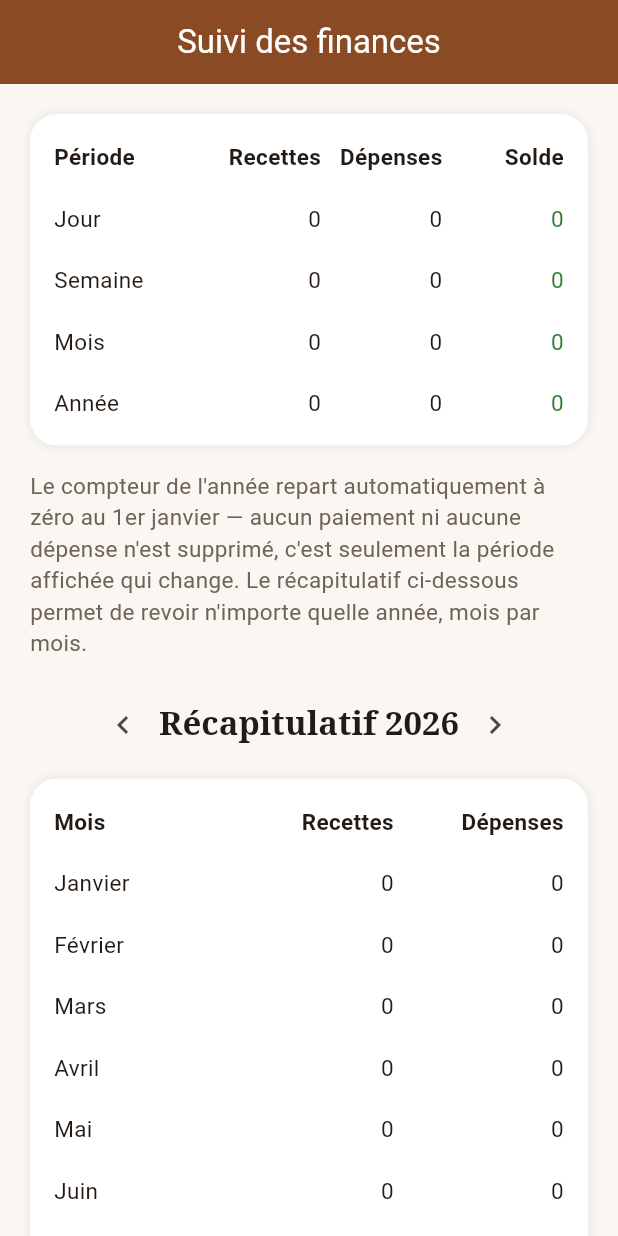
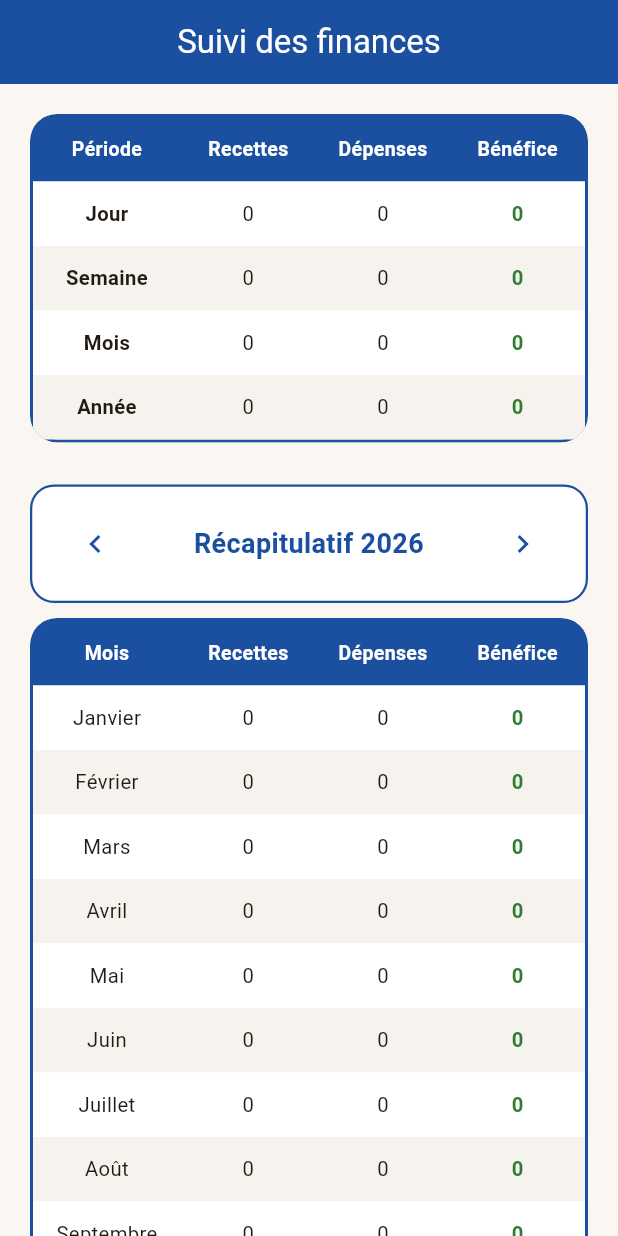
Before and after one commit to ouattaradanou-debug/forevercare-ai, a Flutter app: the EcranSuiviFinances screen opened by its route, on a phone screen of 412 x 824 dp. Run offline on Flutter 3.47's test engine with Material 3 defaults, Android fonts, the phone set to English and light mode, and no system bars; our stand-ins replace audioplayers, cached_network_image, connectivity_plus, drift, flutter_image_compress, flutter_local_notifications and 14 more; missing offline and left inert: record; accounts and stored records are empty; generated files the repository leaves out were written again.

Commit message:
Inclure les ventes directes dans le suivi des finances et refondre les tableaux
Le récapitulatif financier (jour/semaine/mois/année + tableau mensuel)
ne comptait que les paiements de commande comme recettes : les ventes
de prêt-à-porter/tissu/article de couture en étaient absentes. Toute
recette, quel que soit l'écran où elle est enregistrée, est maintenant
capitalisée dans "Suivi des finances" (FinancesRepository s'appuie sur
VentesRepository pour ça).

Les deux tableaux sont refaits aux couleurs SEDA Tech (en-tête bleu,
bordure, lignes alternées) et "Solde" devient "Bénéfice" partout,
avec une colonne Bénéfice ajoutée au tableau mensuel.

Co-Authored-By: Claude Sonnet 5 <noreply@anthropic.com>
Claude-Session: https://claude.ai/code/session_01HPRTXPCgGzxUX9YW2QHUsa

```diff
--- a/atelier_plus/lib/features/finances/data/finances_repository.dart
+++ b/atelier_plus/lib/features/finances/data/finances_repository.dart
@@ -2,11 +2,14 @@ import 'package:supabase_flutter/supabase_flutter.dart';
 import 'package:uuid/uuid.dart';
 
 import '../../../data/local/database.dart';
+import '../../../data/models/categorie_vente.dart';
 import '../../../data/models/commande.dart';
 import '../../../data/models/depense.dart';
 import '../../../data/models/paiement.dart';
+import '../../../data/models/vente.dart';
 import '../../../data/sync/ecriture_synchronisee.dart';
 import '../../abonnement/data/abonnement_guard.dart';
+import '../../ventes/data/ventes_repository.dart';
 
 /// Gestion des commandes et paiements — données financières.
 ///
@@ -25,12 +28,17 @@ import '../../abonnement/data/abonnement_guard.dart';
 /// premier sur la fiche client ; les autres restent consultables comme
 /// historique.
 class FinancesRepository {
-  FinancesRepository({required SupabaseClient client, required AppDatabase baseLocale})
-      : _client = client,
-        _baseLocale = baseLocale;
+  FinancesRepository({
+    required SupabaseClient client,
+    required AppDatabase baseLocale,
+    required VentesRepository ventesRepository,
+  })  : _client = client,
+        _baseLocale = baseLocale,
+        _ventesRepository = ventesRepository;
 
   final SupabaseClient _client;
   final AppDatabase _baseLocale;
+  final VentesRepository _ventesRepository;
   static const _uuid = Uuid();
 
   Commande _depuisLigne(CommandeEntry ligne) => Commande(
@@ -282,12 +290,14 @@ class FinancesRepository {
         );
   }
 
-  /// Paiements et dépenses de tout l'atelier (tous clients confondus),
-  /// utilisés pour le récapitulatif global de l'écran "Suivi des finances".
-  Future<({List<Paiement> paiements, List<Depense> depenses})> recapitulatifBrut(
-    String atelierId,
-  ) async {
+  /// Paiements, ventes directes et dépenses de tout l'atelier (tous
+  /// clients confondus), utilisés pour le récapitulatif global de l'écran
+  /// "Suivi des finances" — toute recette ou dépense enregistrée dans
+  /// l'application, quel que soit l'écran, doit s'y retrouver.
+  Future<({List<Paiement> paiements, List<Vente> ventes, List<Depense> depenses})>
+      recapitulatifBrut(String atelierId) async {
     final lignesPaiements = await _baseLocale.tousPaiementsDeLAtelier(atelierId);
+    final lignesVentes = await _baseLocale.toutesVentesDeLAtelier(atelierId);
     final lignesDepenses = await _baseLocale.toutesDepensesDeLAtelier(atelierId);
     return (
       paiements: lignesPaiements
@@ -298,6 +308,22 @@ class FinancesRepository {
               commandeId: l.commandeId,
               montant: l.montant,
               datePaiement: l.datePaiement,
+            ),
+          )
+          .toList(),
+      ventes: lignesVentes
+          .map(
+            (l) => Vente(
+              id: l.id,
+              atelierId: l.atelierId,
+              categorie: CategorieVente.depuisJson(l.categorie),
+              designation: l.designation,
+              quantite: l.quantite,
+              prixUnitaire: l.prixUnitaire,
+              montantTotal: l.montantTotal,
+              date: l.date,
+              createdAt: l.createdAt,
+              articleId: l.articleId,
             ),
           )
           .toList(),
@@ -316,10 +342,10 @@ class FinancesRepository {
     );
   }
 
-  /// Rapatrie TOUS les paiements et dépenses de l'atelier (contrairement à
-  /// [chargerDepuisServeur], limité à un client) — nécessaire pour que le
-  /// récapitulatif global reste exact même sans avoir visité chaque fiche
-  /// client individuellement.
+  /// Rapatrie TOUS les paiements, ventes et dépenses de l'atelier
+  /// (contrairement à [chargerDepuisServeur], limité à un client) —
+  /// nécessaire pour que le récapitulatif global reste exact même sans
+  /// avoir visité chaque fiche client ou l'écran "Ventes" individuellement.
   Future<void> chargerRecapitulatifDepuisServeur(String atelierId) async {
     try {
       final lignesPaiements =
@@ -327,6 +353,8 @@ class FinancesRepository {
       for (final ligne in lignesPaiements) {
         await _mettreEnCachePaiement(Paiement.depuisJson(ligne));
       }
+
+      await _ventesRepository.chargerDepuisServeur(atelierId);
 
       final lignesDepenses =
           await _client.from('depenses').select().eq('atelier_id', atelierId);
--- a/atelier_plus/lib/features/finances/data/recapitulatif_finances.dart
+++ b/atelier_plus/lib/features/finances/data/recapitulatif_finances.dart
@@ -1,5 +1,6 @@
 import '../../../data/models/depense.dart';
 import '../../../data/models/paiement.dart';
+import '../../../data/models/vente.dart';
 
 /// Recettes/dépenses cumulées sur une période — calcul pur, testable sans
 /// dépendance réseau/base de données (même esprit que `etat_abonnement.dart`).
@@ -42,14 +43,28 @@ double _sommeDepenses(List<Depense> depenses, DateTime debut, DateTime finExclus
   return total;
 }
 
+/// Les ventes directes (prêt-à-porter, tissu, article de couture) sont une
+/// recette comme les paiements de commande — elles doivent être
+/// comptabilisées ici aussi, quel que soit l'écran où elles ont été
+/// enregistrées (voir VentesRepository).
+double _sommeVentes(List<Vente> ventes, DateTime debut, DateTime finExclusive) {
+  var total = 0.0;
+  for (final v in ventes) {
+    if (!v.date.isBefore(debut) && v.date.isBefore(finExclusive)) total += v.montantTotal;
+  }
+  return total;
+}
+
 RecapitulatifPeriode calculerPeriode({
   required List<Paiement> paiements,
+  required List<Vente> ventes,
   required List<Depense> depenses,
   required DateTime debut,
   required DateTime finExclusive,
 }) {
   return RecapitulatifPeriode(
-    recettes: _sommePaiements(paiements, debut, finExclusive),
+    recettes: _sommePaiements(paiements, debut, finExclusive) +
+        _sommeVentes(ventes, debut, finExclusive),
     depenses: _sommeDepenses(depenses, debut, finExclusive),
   );
 }
@@ -72,6 +87,7 @@ class RecapitulatifGlobal {
 
 RecapitulatifGlobal calculerRecapitulatifGlobal({
   required List<Paiement> paiements,
+  required List<Vente> ventes,
   required List<Depense> depenses,
   DateTime? maintenant,
 }) {
@@ -84,24 +100,28 @@ RecapitulatifGlobal calculerRecapitulatifGlobal({
   return RecapitulatifGlobal(
     jour: calculerPeriode(
       paiements: paiements,
+      ventes: ventes,
       depenses: depenses,
       debut: debutDuJour(now),
       finExclusive: finJour,
     ),
     semaine: calculerPeriode(
       paiements: paiements,
+      ventes: ventes,
       depenses: depenses,
       debut: debutDeLaSemaine(now),
       finExclusive: finSemaine,
     ),
     mois: calculerPeriode(
       paiements: paiements,
+      ventes: ventes,
       depenses: depenses,
       debut: debutDuMois(now),
       finExclusive: finMois,
     ),
     annee: calculerPeriode(
       paiements: paiements,
+      ventes: ventes,
       depenses: depenses,
       debut: debutDeLAnnee(now),
       finExclusive: finAnnee,
@@ -112,6 +132,7 @@ RecapitulatifGlobal calculerRecapitulatifGlobal({
 /// Une ligne par mois de [annee] (index 0 = janvier ... 11 = décembre).
 List<RecapitulatifPeriode> calculerRecapitulatifMensuel({
   required List<Paiement> paiements,
+  required List<Vente> ventes,
   required List<Depense> depenses,
   required int annee,
 }) {
@@ -119,6 +140,7 @@ List<RecapitulatifPeriode> calculerRecapitulatifMensuel({
     final mois = index + 1;
     return calculerPeriode(
       paiements: paiements,
+      ventes: ventes,
       depenses: depenses,
       debut: DateTime(annee, mois),
       finExclusive: DateTime(annee, mois + 1),
--- a/atelier_plus/lib/features/finances/presentation/ecran_suivi_finances.dart
+++ b/atelier_plus/lib/features/finances/presentation/ecran_suivi_finances.dart
@@ -4,6 +4,10 @@ import 'package:flutter_riverpod/flutter_riverpod.dart';
 import '../../../core/utils/formatters.dart';
 import '../data/recapitulatif_finances.dart';
 import '../providers/finances_providers.dart';
+
+const _bleuSeda = Color(0xFF1B4FA0);
+const _vertBenefice = Color(0xFF2E7D32);
+const _rougeDeficit = Color(0xFFB3261E);
 
 const List<String> _nomsMois = [
   'Janvier',
@@ -22,7 +26,11 @@ const List<String> _nomsMois = [
 
 /// Récapitulatif financier global de l'atelier (tous clients confondus) :
 /// recettes/dépenses du jour, de la semaine, du mois et de l'année en cours,
-/// puis un détail mois par mois pour l'année choisie.
+/// puis un détail mois par mois pour l'année choisie. "Recettes" regroupe
+/// aussi bien les paiements de commande que les ventes directes
+/// (prêt-à-porter/tissu/article de couture) : toute entrée d'argent
+/// enregistrée dans l'application, quel que soit l'écran, est comptabilisée
+/// ici (voir FinancesRepository.recapitulatifBrut).
 class EcranSuiviFinances extends ConsumerStatefulWidget {
   const EcranSuiviFinances({super.key});
 
@@ -40,7 +48,11 @@ class _EcranSuiviFinancesState extends ConsumerState<EcranSuiviFinances> {
     final maintenant = DateTime.now();
 
     return Scaffold(
-      appBar: AppBar(title: const Text('Suivi des finances')),
+      appBar: AppBar(
+        title: const Text('Suivi des finances'),
+        backgroundColor: _bleuSeda,
+        foregroundColor: Colors.white,
+      ),
       body: SafeArea(
         child: ListView(
           padding: const EdgeInsets.all(20),
@@ -53,36 +65,39 @@ class _EcranSuiviFinancesState extends ConsumerState<EcranSuiviFinances> {
               error: (_, __) => const Text('Impossible de charger le récapitulatif.'),
               data: (recap) => _TableauPeriodes(recap: recap),
             ),
-            const SizedBox(height: 16),
-            const Text(
-              'Le compteur de l\'année repart automatiquement à zéro au 1er '
-              'janvier — aucun paiement ni aucune dépense n\'est supprimé, '
-              'c\'est seulement la période affichée qui change. Le récapitulatif '
-              'ci-dessous permet de revoir n\'importe quelle année, mois par mois.',
-              style: TextStyle(color: Color(0xFF6F6259)),
+            const SizedBox(height: 28),
+            Container(
+              padding: const EdgeInsets.symmetric(horizontal: 18, vertical: 14),
+              decoration: BoxDecoration(
+                color: Colors.white,
+                borderRadius: BorderRadius.circular(16),
+                border: Border.all(color: _bleuSeda, width: 1.5),
               ),
-            const SizedBox(height: 20),
-            Row(
-              mainAxisAlignment: MainAxisAlignment.center,
+              child: Row(
                 children: [
                   IconButton(
-                  icon: const Icon(Icons.chevron_left),
+                    icon: const Icon(Icons.chevron_left, color: _bleuSeda),
                     onPressed: () => setState(() => _annee -= 1),
                   ),
-                Text(
+                  Expanded(
+                    child: Text(
                       'Récapitulatif $_annee',
-                  style: Theme.of(context)
-                      .textTheme
-                      .titleLarge
-                      ?.copyWith(fontFamily: 'serif', fontWeight: FontWeight.bold),
+                      textAlign: TextAlign.center,
+                      style: const TextStyle(
+                        fontSize: 18,
+                        fontWeight: FontWeight.bold,
+                        color: _bleuSeda,
+                      ),
+                    ),
                   ),
                   IconButton(
-                  icon: const Icon(Icons.chevron_right),
+                    icon: const Icon(Icons.chevron_right, color: _bleuSeda),
                     onPressed: () => setState(() => _annee += 1),
                   ),
                 ],
               ),
-            const SizedBox(height: 12),
+            ),
+            const SizedBox(height: 10),
             recapMensuel.when(
               loading: () => const Padding(
                 padding: EdgeInsets.symmetric(vertical: 24),
@@ -110,42 +125,54 @@ class _TableauPeriodes extends StatelessWidget {
 
   @override
   Widget build(BuildContext context) {
-    return Container(
+    return ClipRRect(
+      borderRadius: BorderRadius.circular(18),
+      child: Container(
         decoration: BoxDecoration(
           color: Colors.white,
           borderRadius: BorderRadius.circular(18),
-        boxShadow: const [BoxShadow(color: Color(0x14000000), blurRadius: 6)],
+          border: Border.all(color: _bleuSeda, width: 2),
+          boxShadow: const [BoxShadow(color: Color(0x1F000000), blurRadius: 10)],
         ),
-      padding: const EdgeInsets.symmetric(horizontal: 16, vertical: 8),
         child: Table(
-        columnWidths: const {0: FlexColumnWidth(1.2)},
+          defaultVerticalAlignment: TableCellVerticalAlignment.middle,
+          columnWidths: const {0: FlexColumnWidth(1.1)},
           children: [
-          const TableRow(children: [
+            TableRow(
+              decoration: const BoxDecoration(color: _bleuSeda),
+              children: const [
                 _Cellule('Période', entete: true),
-            _Cellule('Recettes', entete: true, alignDroite: true),
-            _Cellule('Dépenses', entete: true, alignDroite: true),
-            _Cellule('Solde', entete: true, alignDroite: true),
-          ]),
-          _ligne('Jour', recap.jour),
-          _ligne('Semaine', recap.semaine),
-          _ligne('Mois', recap.mois),
-          _ligne('Année', recap.annee),
+                _Cellule('Recettes', entete: true),
+                _Cellule('Dépenses', entete: true),
+                _Cellule('Bénéfice', entete: true),
               ],
+            ),
+            _ligne('Jour', recap.jour, 0),
+            _ligne('Semaine', recap.semaine, 1),
+            _ligne('Mois', recap.mois, 2),
+            _ligne('Année', recap.annee, 3),
+          ],
+        ),
       ),
     );
   }
 
-  TableRow _ligne(String libelle, RecapitulatifPeriode periode) {
-    return TableRow(children: [
-      _Cellule(libelle),
-      _Cellule(Formatters.nombre(periode.recettes), alignDroite: true),
-      _Cellule(Formatters.nombre(periode.depenses), alignDroite: true),
+  TableRow _ligne(String libelle, RecapitulatifPeriode periode, int index) {
+    return TableRow(
+      decoration: BoxDecoration(
+        color: index.isEven ? Colors.white : const Color(0xFFF6F3EE),
+      ),
+      children: [
+        _Cellule(libelle, gras: true),
+        _Cellule(Formatters.nombre(periode.recettes)),
+        _Cellule(Formatters.nombre(periode.depenses)),
         _Cellule(
           Formatters.nombre(periode.solde),
-        alignDroite: true,
-        couleur: periode.solde < 0 ? const Color(0xFFB3261E) : const Color(0xFF2E7D32),
+          gras: true,
+          couleur: periode.solde < 0 ? _rougeDeficit : _vertBenefice,
         ),
-    ]);
+      ],
+    );
   }
 }
 
@@ -162,32 +189,49 @@ class _TableauMensuel extends StatelessWidget {
 
   @override
   Widget build(BuildContext context) {
-    return Container(
+    return ClipRRect(
+      borderRadius: BorderRadius.circular(18),
+      child: Container(
         decoration: BoxDecoration(
           color: Colors.white,
           borderRadius: BorderRadius.circular(18),
-        boxShadow: const [BoxShadow(color: Color(0x14000000), blurRadius: 6)],
+          border: Border.all(color: _bleuSeda, width: 2),
+          boxShadow: const [BoxShadow(color: Color(0x1F000000), blurRadius: 10)],
         ),
-      padding: const EdgeInsets.symmetric(horizontal: 16, vertical: 8),
         child: Table(
+          defaultVerticalAlignment: TableCellVerticalAlignment.middle,
+          columnWidths: const {0: FlexColumnWidth(1.1)},
           children: [
-          const TableRow(children: [
+            TableRow(
+              decoration: const BoxDecoration(color: _bleuSeda),
+              children: const [
                 _Cellule('Mois', entete: true),
-            _Cellule('Recettes', entete: true, alignDroite: true),
-            _Cellule('Dépenses', entete: true, alignDroite: true),
-          ]),
+                _Cellule('Recettes', entete: true),
+                _Cellule('Dépenses', entete: true),
+                _Cellule('Bénéfice', entete: true),
+              ],
+            ),
             for (var i = 0; i < 12; i++)
               TableRow(
-              decoration: moisCourantSurligne == i + 1
-                  ? const BoxDecoration(color: Color(0xFFF5E3E3))
-                  : null,
+                decoration: BoxDecoration(
+                  color: moisCourantSurligne == i + 1
+                      ? const Color(0xFFFCE4CC)
+                      : (i.isEven ? Colors.white : const Color(0xFFF6F3EE)),
+                ),
                 children: [
                   _Cellule(_nomsMois[i], gras: moisCourantSurligne == i + 1),
-                _Cellule(Formatters.nombre(moisParPeriode[i].recettes), alignDroite: true),
-                _Cellule(Formatters.nombre(moisParPeriode[i].depenses), alignDroite: true),
+                  _Cellule(Formatters.nombre(moisParPeriode[i].recettes)),
+                  _Cellule(Formatters.nombre(moisParPeriode[i].depenses)),
+                  _Cellule(
+                    Formatters.nombre(moisParPeriode[i].solde),
+                    gras: true,
+                    couleur:
+                        moisParPeriode[i].solde < 0 ? _rougeDeficit : _vertBenefice,
+                  ),
                 ],
               ),
           ],
+        ),
       ),
     );
   }
@@ -197,27 +241,28 @@ class _Cellule extends StatelessWidget {
   const _Cellule(
     this.texte, {
     this.entete = false,
-    this.alignDroite = false,
     this.gras = false,
     this.couleur,
   });
 
   final String texte;
   final bool entete;
-  final bool alignDroite;
   final bool gras;
   final Color? couleur;
 
   @override
   Widget build(BuildContext context) {
     return Padding(
-      padding: const EdgeInsets.symmetric(vertical: 10),
+      padding: const EdgeInsets.symmetric(vertical: 12, horizontal: 6),
       child: Text(
         texte,
-        textAlign: alignDroite ? TextAlign.right : TextAlign.left,
+        textAlign: TextAlign.center,
+        maxLines: 1,
+        overflow: TextOverflow.ellipsis,
         style: TextStyle(
           fontWeight: entete || gras ? FontWeight.bold : FontWeight.normal,
-          color: couleur ?? const Color(0xFF231A14),
+          color: entete ? Colors.white : (couleur ?? const Color(0xFF231A14)),
+          fontSize: entete ? 13 : 13.5,
         ),
       ),
     );
--- a/atelier_plus/lib/features/finances/providers/finances_providers.dart
+++ b/atelier_plus/lib/features/finances/providers/finances_providers.dart
@@ -6,6 +6,7 @@ import '../../../data/models/depense.dart';
 import '../../../data/models/paiement.dart';
 import '../../../data/remote/supabase_client_provider.dart';
 import '../../auth/providers/auth_providers.dart';
+import '../../ventes/providers/ventes_providers.dart';
 import '../data/finances_repository.dart';
 import '../data/recapitulatif_finances.dart';
 
@@ -13,6 +14,7 @@ final financesRepositoryProvider = Provider<FinancesRepository>((ref) {
   return FinancesRepository(
     client: ref.watch(supabaseClientProvider),
     baseLocale: ref.watch(baseLocaleProvider),
+    ventesRepository: ref.watch(ventesRepositoryProvider),
   );
 });
 
@@ -21,12 +23,18 @@ final financesRepositoryProvider = Provider<FinancesRepository>((ref) {
 /// précaution supplémentaire, comme le reste des données financières.
 final recapitulatifGlobalProvider = FutureProvider.autoDispose<RecapitulatifGlobal>((ref) async {
   final atelier = await ref.watch(atelierCourantProvider.future);
-  if (atelier == null) return calculerRecapitulatifGlobal(paiements: [], depenses: []);
+  if (atelier == null) {
+    return calculerRecapitulatifGlobal(paiements: [], ventes: [], depenses: []);
+  }
 
   final repo = ref.watch(financesRepositoryProvider);
   await repo.chargerRecapitulatifDepuisServeur(atelier.id);
   final brut = await repo.recapitulatifBrut(atelier.id);
-  return calculerRecapitulatifGlobal(paiements: brut.paiements, depenses: brut.depenses);
+  return calculerRecapitulatifGlobal(
+    paiements: brut.paiements,
+    ventes: brut.ventes,
+    depenses: brut.depenses,
+  );
 });
 
 /// Récapitulatif mois par mois d'une année donnée, pour le tableau
@@ -34,11 +42,18 @@ final recapitulatifGlobalProvider = FutureProvider.autoDispose<RecapitulatifGlob
 final recapitulatifMensuelProvider =
     FutureProvider.family.autoDispose<List<RecapitulatifPeriode>, int>((ref, annee) async {
   final atelier = await ref.watch(atelierCourantProvider.future);
-  if (atelier == null) return calculerRecapitulatifMensuel(paiements: [], depenses: [], annee: annee);
+  if (atelier == null) {
+    return calculerRecapitulatifMensuel(paiements: [], ventes: [], depenses: [], annee: annee);
+  }
 
   final repo = ref.watch(financesRepositoryProvider);
   final brut = await repo.recapitulatifBrut(atelier.id);
-  return calculerRecapitulatifMensuel(paiements: brut.paiements, depenses: brut.depenses, annee: annee);
+  return calculerRecapitulatifMensuel(
+    paiements: brut.paiements,
+    ventes: brut.ventes,
+    depenses: brut.depenses,
+    annee: annee,
+  );
 });
 
 /// `autoDispose` : ces données financières ne doivent pas rester en mémoire
```
Lines whose indentation alone changed are shown as unchanged.
